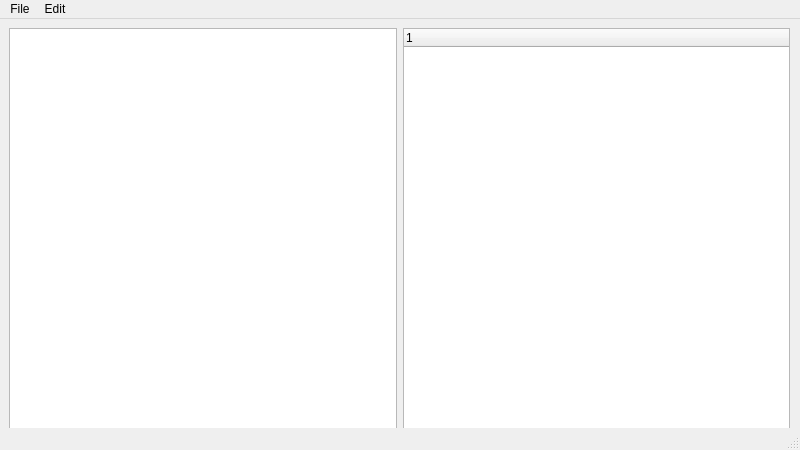
SlaviXG/Labs, file KNU_YEAR_2/Fundamentals_of_OOP/ContentManagementSystem/ContentManagementSystem/mainwindow.ui: the form before one commit.
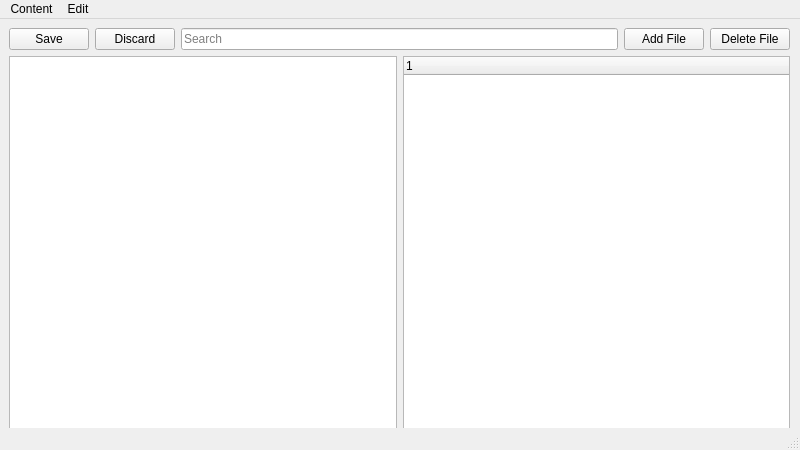
The form after the commit. Icons and pictures are not drawn.

```diff
--- a/KNU_YEAR_2/Fundamentals_of_OOP/ContentManagementSystem/ContentManagementSystem/mainwindow.ui
+++ b/KNU_YEAR_2/Fundamentals_of_OOP/ContentManagementSystem/ContentManagementSystem/mainwindow.ui
@@ -20,18 +20,70 @@
       <x>9</x>
       <y>9</y>
       <width>781</width>
-      <height>411</height>
+      <height>401</height>
      </rect>
     </property>
-    <layout class="QHBoxLayout" name="horizontalLayout_2">
-     <item>
       <layout class="QVBoxLayout" name="verticalLayout">
        <item>
+      <layout class="QHBoxLayout" name="horizontalLayout">
+       <item>
+        <widget class="QPushButton" name="buttonSave">
+         <property name="enabled">
+          <bool>true</bool>
+         </property>
+         <property name="text">
+          <string>Save</string>
+         </property>
+        </widget>
+       </item>
+       <item>
+        <widget class="QPushButton" name="buttonDiscard">
+         <property name="text">
+          <string>Discard</string>
+         </property>
+        </widget>
+       </item>
+       <item>
+        <widget class="QLineEdit" name="searchLine">
+         <property name="autoFillBackground">
+          <bool>false</bool>
+         </property>
+         <property name="text">
+          <string/>
+         </property>
+         <property name="placeholderText">
+          <string>Search</string>
+         </property>
+        </widget>
+       </item>
+       <item>
+        <widget class="QPushButton" name="buttonAddFile">
+         <property name="text">
+          <string>Add File</string>
+         </property>
+        </widget>
+       </item>
+       <item>
+        <widget class="QPushButton" name="buttonDeleteFile">
+         <property name="text">
+          <string>Delete File</string>
+         </property>
+        </widget>
+       </item>
+      </layout>
+     </item>
+     <item>
+      <layout class="QHBoxLayout" name="horizontalLayout_3">
+       <item>
+        <layout class="QVBoxLayout" name="verticalLayout_2">
+         <item>
         <widget class="QTextEdit" name="textEdit"/>
        </item>
       </layout>
      </item>
      <item>
+        <layout class="QVBoxLayout" name="verticalLayout_4">
+         <item>
       <widget class="QTreeWidget" name="treeWidget">
        <column>
         <property name="text">
@@ -40,8 +92,9 @@
        </column>
       </widget>
      </item>
-     <item>
-      <layout class="QVBoxLayout" name="verticalLayout_3"/>
+        </layout>
+       </item>
+      </layout>
      </item>
     </layout>
    </widget>
@@ -57,7 +110,7 @@
    </property>
    <widget class="QMenu" name="menuFile">
     <property name="title">
-     <string>File</string>
+     <string>Content</string>
     </property>
     <addaction name="actionNew"/>
     <addaction name="actionOpen"/>
```
Left out of the diff: 2 changed lines with no effect on the pictures. Lines whose indentation alone changed are shown as unchanged.
